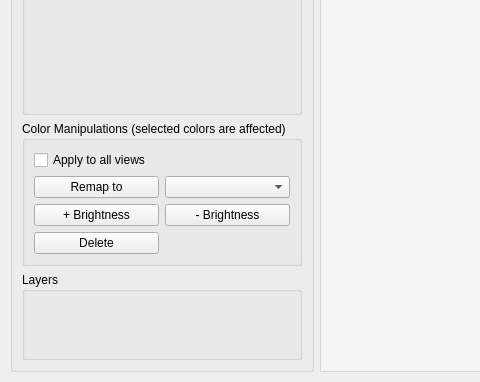
Qt form editor_app/gui/main_window.ui (danielmeinert/objectcreator) before a commit; both pictures show x 0 to 480 and y 279 to 661 of the 1400 by 661 pixel window.
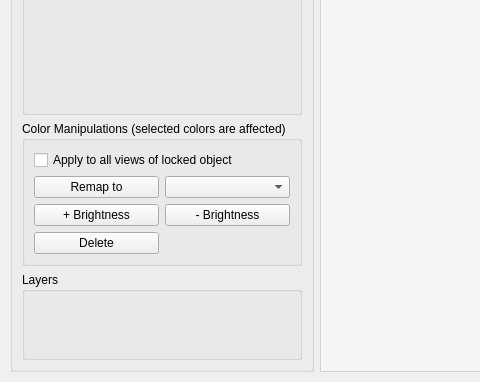
The same form after that commit.

What changed in the file:
```diff
--- a/editor_app/gui/main_window.ui
+++ b/editor_app/gui/main_window.ui
@@ -379,7 +379,7 @@
              <bool>true</bool>
             </property>
             <property name="text">
-             <string>Apply to all views</string>
+             <string>Apply to all views of locked object</string>
             </property>
            </widget>
           </item>
```
Left out of the diff: 52 changed lines with no effect on the pictures.
